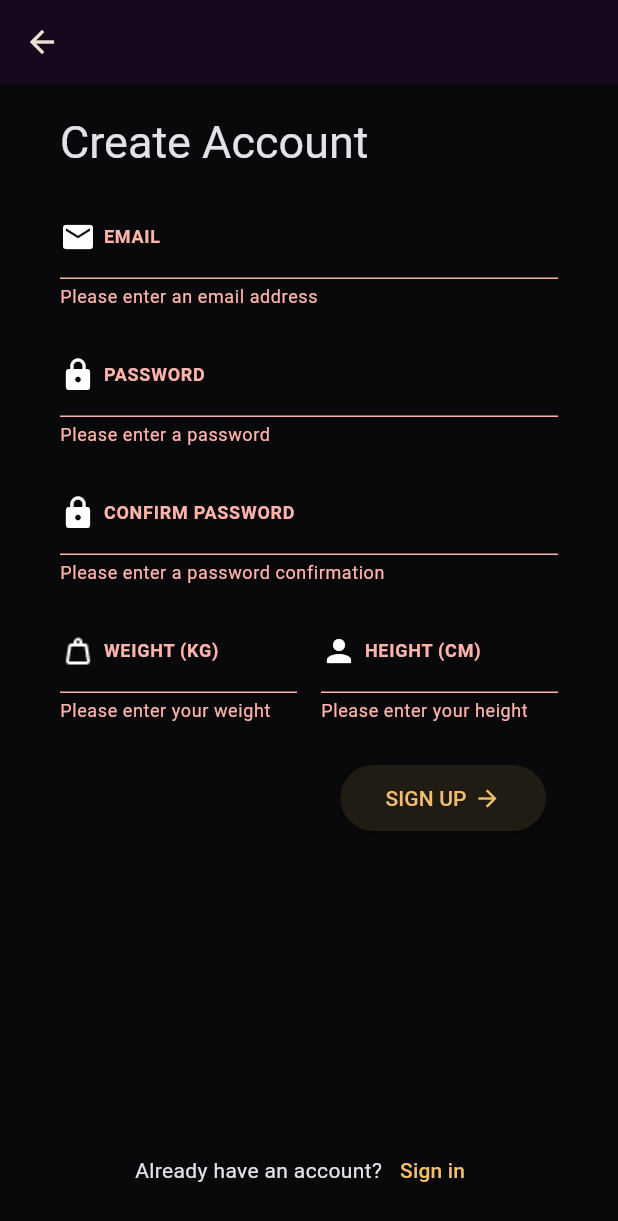
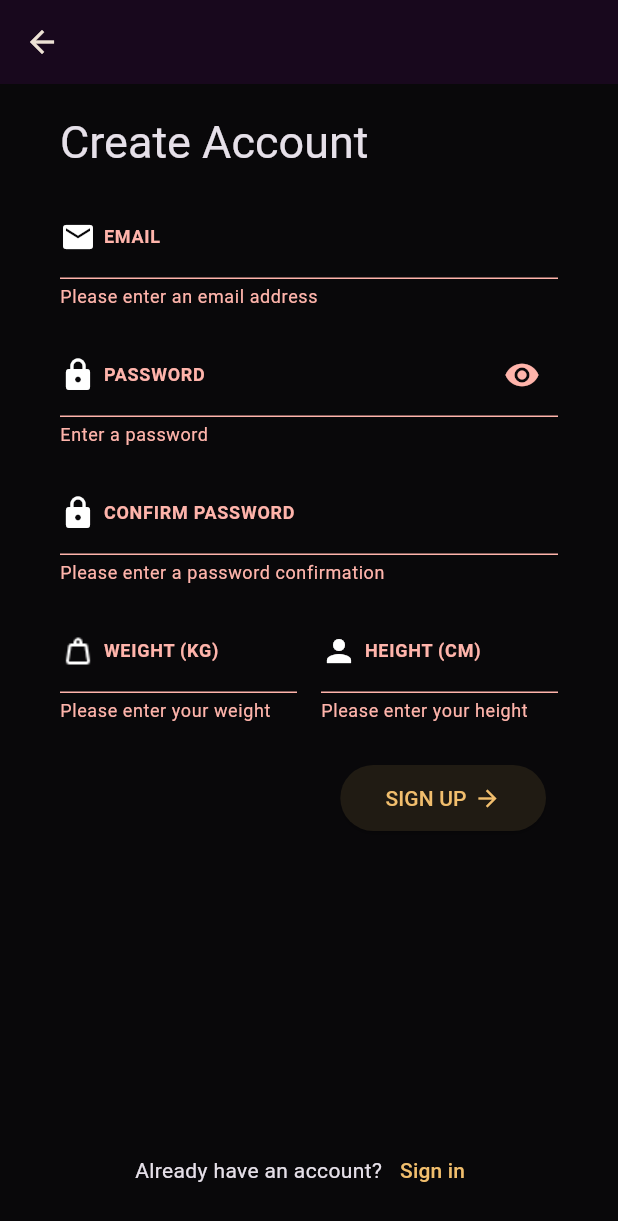
Before and after one commit to IgnacyBerent/Flutter-Workout_App, a Flutter app: the RegisterScreen screen opened directly, after a tap on "SIGN UP", on a phone screen of 412 x 824 dp. Shown: the top 1221 px of the screen. Run offline on Flutter 3.47's test engine with Material 3 defaults, Android fonts, the phone set to English and light mode, and no system bars; our stand-ins replace cloud_firestore, firebase_auth, firebase_core, flutter_riverpod, flutter_typeahead; accounts and stored records are empty; generated files the repository leaves out were written again.

Commit message:
Password form improvment

```diff
--- a/lib/screens/register.dart
+++ b/lib/screens/register.dart
@@ -22,6 +22,8 @@ class _RegisterScreenState extends State<RegisterScreen> {
   var _enteredWeight = '';
   var _enteredHeight = '';
   String? errorMessage = '';
+
+  bool _obscureText = true;
 
   Future<void> _signUp() async {
     FocusScope.of(context).unfocus(); // close keyboard
@@ -162,26 +164,38 @@ class _RegisterScreenState extends State<RegisterScreen> {
                       ),
                     ],
                   ),
+                  suffixIcon: IconButton(
+                    icon: Icon(
+                      // Choose the icon based on the visibility state
+                      _obscureText ? Icons.visibility : Icons.visibility_off,
+                    ),
+                    onPressed: () {
+                      // Change the state of the password visibility on button press
+                      setState(() {
+                        _obscureText = !_obscureText;
+                      });
+                    },
+                  ),
                 ),
-                obscureText: true,
+                obscureText: _obscureText,
                 validator: (value) {
                   if (value == null || value.isEmpty) {
-                    return 'Please enter a password';
+                    return 'Enter a password';
                   }
                   if (value.length < 6) {
-                    return 'Password must be at least 6 characters long';
+                    return 'Minimum 6 characters';
                   }
                   if (!value.contains(RegExp(r'[A-Z]'))) {
-                    return 'Password must contain at least one uppercase letter';
+                    return 'Needs 1 uppercase';
                   }
                   if (!value.contains(RegExp(r'[a-z]'))) {
-                    return 'Password must contain at least one lowercase letter';
+                    return 'Needs 1 lowercase';
                   }
                   if (!value.contains(RegExp(r'[0-9]'))) {
-                    return 'Password must contain at least one digit';
+                    return 'Needs 1 digit';
                   }
                   if (!value.contains(RegExp(r'[!@#$%^&*(),.?":{}|<>]'))) {
-                    return 'Password must contain at least one special character';
+                    return 'Needs 1 special char';
                   }
                   return null;
                 },
@@ -208,7 +222,7 @@ class _RegisterScreenState extends State<RegisterScreen> {
                     ],
                   ),
                 ),
-                obscureText: true,
+                obscureText: _obscureText,
                 validator: (value) {
                   if (value == null || value.isEmpty) {
                     return 'Please enter a password confirmation';
```
